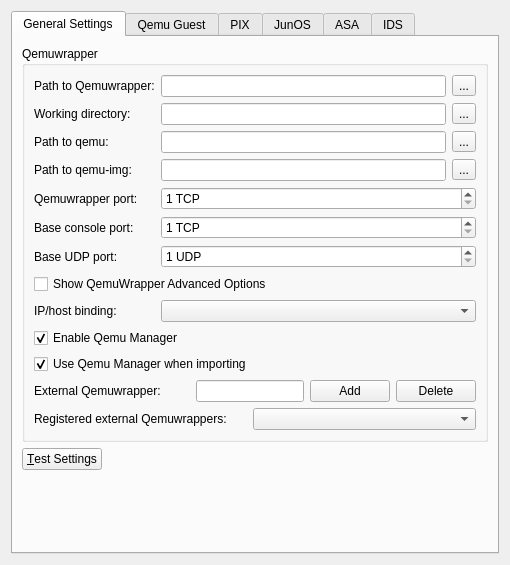
GNS3/gns3-legacy, file src/GNS3/Ui/ConfigurationPages/Form_PreferencesQemu.ui: the form before one commit.
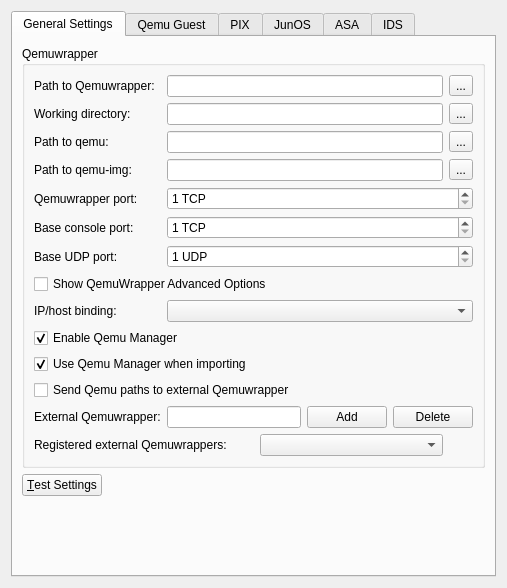
The form after the commit.

Commit message: New option to send Qemu paths (in GNS3 Preferences GUI) to external Qemuwrappers.

```diff
--- a/src/GNS3/Ui/ConfigurationPages/Form_PreferencesQemu.ui
+++ b/src/GNS3/Ui/ConfigurationPages/Form_PreferencesQemu.ui
@@ -6,8 +6,8 @@
    <rect>
     <x>0</x>
     <y>0</y>
-    <width>510</width>
-    <height>565</height>
+    <width>507</width>
+    <height>588</height>
    </rect>
   </property>
   <property name="windowTitle">
@@ -107,14 +107,14 @@
             </property>
            </widget>
           </item>
-          <item row="5" column="0">
+          <item row="4" column="0">
            <widget class="QLabel" name="label_35">
             <property name="text">
              <string>Qemuwrapper port:</string>
             </property>
            </widget>
           </item>
-          <item row="5" column="1" colspan="6">
+          <item row="4" column="1" colspan="6">
            <widget class="QSpinBox" name="port">
             <property name="enabled">
              <bool>true</bool>
@@ -130,14 +130,14 @@
             </property>
            </widget>
           </item>
-          <item row="9" column="0">
+          <item row="5" column="0">
            <widget class="QLabel" name="label_30">
             <property name="text">
              <string>Base console port:</string>
             </property>
            </widget>
           </item>
-          <item row="9" column="1" colspan="6">
+          <item row="5" column="1" colspan="6">
            <widget class="QSpinBox" name="baseConsole">
             <property name="enabled">
              <bool>true</bool>
@@ -153,7 +153,51 @@
             </property>
            </widget>
           </item>
-          <item row="14" column="0" colspan="3">
+          <item row="6" column="0">
+           <widget class="QLabel" name="label_31">
+            <property name="text">
+             <string>Base UDP port:</string>
+            </property>
+           </widget>
+          </item>
+          <item row="6" column="1" colspan="6">
+           <widget class="QSpinBox" name="baseUDP">
+            <property name="enabled">
+             <bool>true</bool>
+            </property>
+            <property name="suffix">
+             <string notr="true"> UDP</string>
+            </property>
+            <property name="minimum">
+             <number>1</number>
+            </property>
+            <property name="maximum">
+             <number>65535</number>
+            </property>
+           </widget>
+          </item>
+          <item row="7" column="0" colspan="5">
+           <widget class="QCheckBox" name="checkBoxQemuWrapperShowAdvancedOptions">
+            <property name="text">
+             <string>Show QemuWrapper Advanced Options</string>
+            </property>
+           </widget>
+          </item>
+          <item row="8" column="0">
+           <widget class="QLabel" name="label_6">
+            <property name="text">
+             <string>IP/host binding:</string>
+            </property>
+           </widget>
+          </item>
+          <item row="8" column="1" colspan="6">
+           <widget class="QComboBox" name="comboBoxBinding">
+            <property name="sizeAdjustPolicy">
+             <enum>QComboBox::AdjustToMinimumContentsLength</enum>
+            </property>
+           </widget>
+          </item>
+          <item row="9" column="0" colspan="2">
            <widget class="QCheckBox" name="checkBoxEnableQemuManager">
             <property name="text">
              <string>Enable Qemu Manager</string>
@@ -163,7 +207,7 @@
             </property>
            </widget>
           </item>
-          <item row="15" column="0" colspan="4">
+          <item row="10" column="0" colspan="4">
            <widget class="QCheckBox" name="checkBoxQemuManagerImport">
             <property name="text">
              <string>Use Qemu Manager when importing</string>
@@ -173,7 +217,17 @@
             </property>
            </widget>
           </item>
-          <item row="16" column="0" colspan="2">
+          <item row="11" column="0" colspan="7">
+           <widget class="QCheckBox" name="checkBoxSendQemuPaths">
+            <property name="text">
+             <string>Send Qemu paths to external Qemuwrapper</string>
+            </property>
+            <property name="checked">
+             <bool>false</bool>
+            </property>
+           </widget>
+          </item>
+          <item row="12" column="0">
            <widget class="QLabel" name="label_5">
             <property name="enabled">
              <bool>true</bool>
@@ -183,81 +237,37 @@
             </property>
            </widget>
           </item>
-          <item row="16" column="2" colspan="2">
+          <item row="12" column="1" colspan="3">
            <widget class="QLineEdit" name="lineEditHostExternalQemu">
             <property name="toolTip">
              <string>Add several wrappers, to make your GNS3 distributed across several hosts.</string>
             </property>
            </widget>
           </item>
-          <item row="16" column="4">
+          <item row="12" column="4">
            <widget class="QPushButton" name="pushButtonAddExternalQemuwrapper">
             <property name="text">
              <string>Add</string>
             </property>
            </widget>
           </item>
-          <item row="16" column="5" colspan="2">
+          <item row="12" column="5" colspan="2">
            <widget class="QPushButton" name="pushButtonDeleteExternalQemuwrapper">
             <property name="text">
              <string>Delete</string>
             </property>
            </widget>
           </item>
-          <item row="17" column="0" colspan="3">
+          <item row="13" column="0" colspan="3">
            <widget class="QLabel" name="label_36">
             <property name="text">
              <string>Registered external Qemuwrappers:</string>
             </property>
            </widget>
           </item>
-          <item row="17" column="3" colspan="4">
+          <item row="13" column="3" colspan="3">
            <widget class="QComboBox" name="comboBoxExternalQemuwrappers"/>
           </item>
-          <item row="12" column="1" colspan="6">
-           <widget class="QComboBox" name="comboBoxBinding">
-            <property name="sizeAdjustPolicy">
-             <enum>QComboBox::AdjustToMinimumContentsLength</enum>
-            </property>
-           </widget>
-          </item>
-          <item row="12" column="0">
-           <widget class="QLabel" name="label_6">
-            <property name="text">
-             <string>IP/host binding:</string>
-            </property>
-           </widget>
-          </item>
-          <item row="11" column="0" colspan="4">
-           <widget class="QCheckBox" name="checkBoxQemuWrapperShowAdvancedOptions">
-            <property name="text">
-             <string>Show QemuWrapper Advanced Options</string>
-            </property>
-           </widget>
-          </item>
-          <item row="10" column="0">
-           <widget class="QLabel" name="label_31">
-            <property name="text">
-             <string>Base UDP port:</string>
-            </property>
-           </widget>
-          </item>
-          <item row="10" column="1" colspan="6">
-           <widget class="QSpinBox" name="baseUDP">
-            <property name="enabled">
-             <bool>true</bool>
-            </property>
-            <property name="suffix">
-             <string notr="true"> UDP</string>
-            </property>
-            <property name="minimum">
-             <number>1</number>
-            </property>
-            <property name="maximum">
-             <number>65535</number>
-            </property>
-           </widget>
-          </item>
          </layout>
         </widget>
        </item>
```
Left out of the diff: 16 changed lines with no effect on the pictures. The commit also changes 5 other files.
